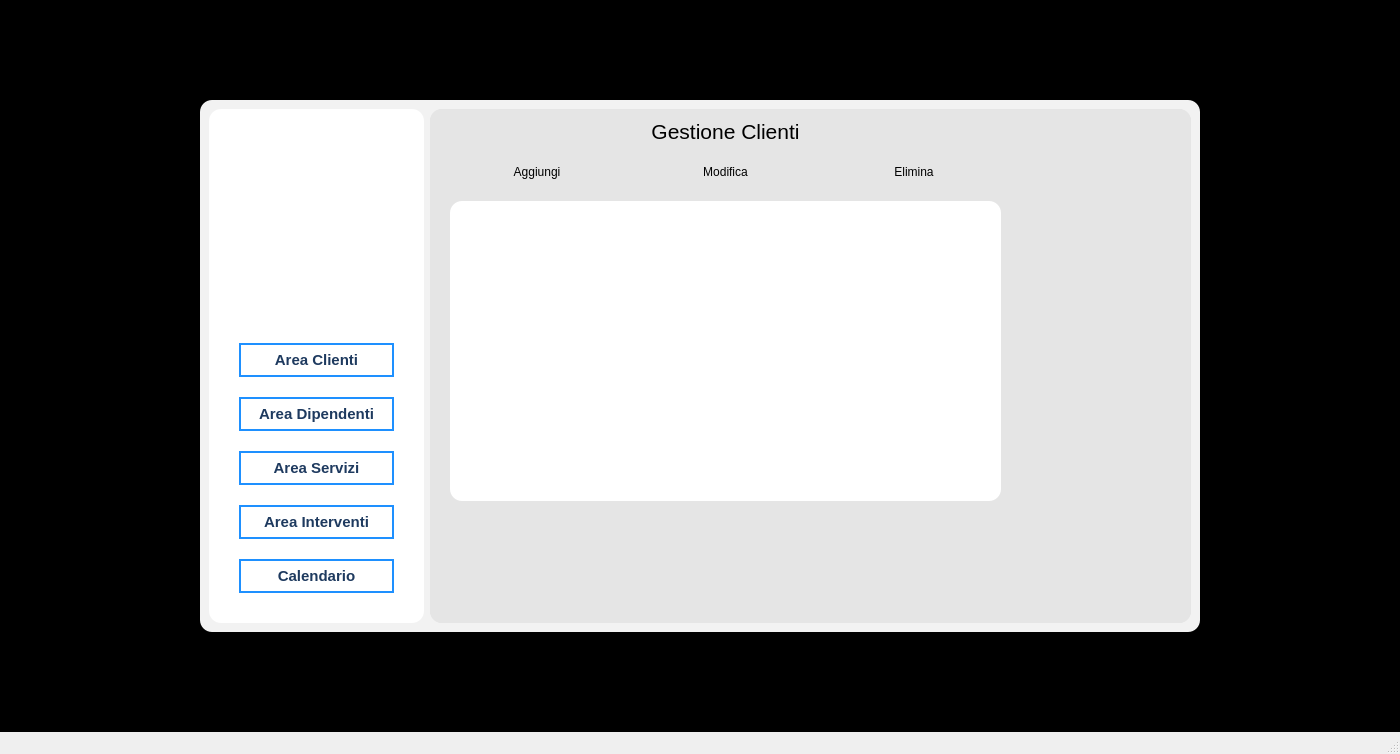
The window that ui/main_window.ui (Marcovale22/Gestione_pulizie) describes before a commit, drawn with Qt 5.
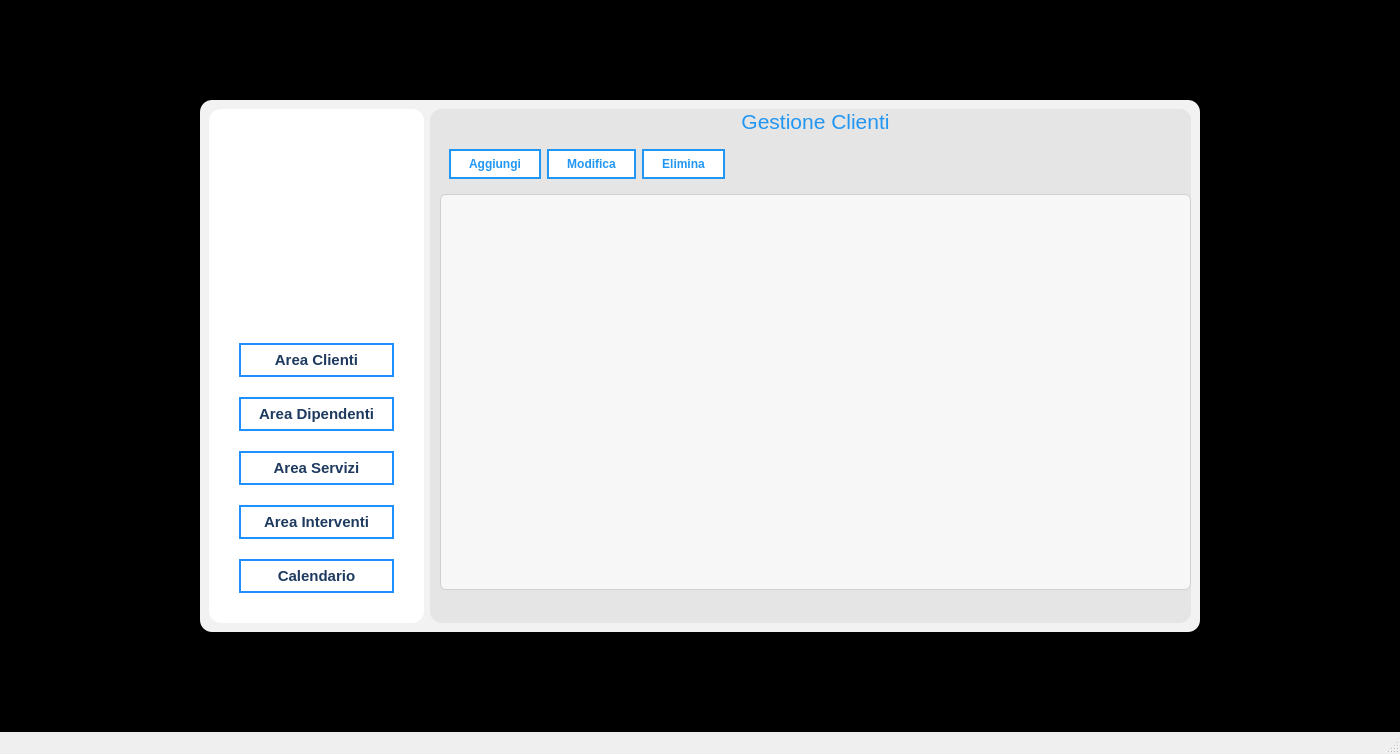
The same window after the commit.

Commit message: aggiornata schermata clienti

```diff
--- a/ui/main_window.ui
+++ b/ui/main_window.ui
@@ -10,6 +10,12 @@
     <height>754</height>
    </rect>
   </property>
+  <property name="sizePolicy">
+   <sizepolicy hsizetype="Preferred" vsizetype="Expanding">
+    <horstretch>0</horstretch>
+    <verstretch>0</verstretch>
+   </sizepolicy>
+  </property>
   <property name="minimumSize">
    <size>
     <width>1400</width>
@@ -23,7 +29,7 @@
    <property name="styleSheet">
     <string notr="true">background-color: Black;</string>
    </property>
-   <layout class="QVBoxLayout" name="verticalLayout_3">
+   <layout class="QVBoxLayout" name="verticalLayout_2">
     <property name="leftMargin">
      <number>200</number>
     </property>
@@ -64,6 +70,12 @@
        <property name="leftMargin">
         <number>9</number>
        </property>
+       <property name="topMargin">
+        <number>9</number>
+       </property>
+       <property name="rightMargin">
+        <number>9</number>
+       </property>
        <item>
         <widget class="QWidget" name="sidebar" native="true">
          <property name="minimumSize">
@@ -220,13 +232,13 @@
           <widget class="QWidget" name="">
            <property name="geometry">
             <rect>
-             <x>20</x>
-             <y>10</y>
-             <width>551</width>
-             <height>382</height>
+             <x>10</x>
+             <y>0</y>
+             <width>751</width>
+             <height>481</height>
             </rect>
            </property>
-           <layout class="QVBoxLayout" name="verticalLayout_2" stretch="0,1,0">
+           <layout class="QVBoxLayout" name="verticalLayout_3" stretch="0,0,0">
             <item>
              <widget class="QLabel" name="lblClientiTitle">
               <property name="font">
@@ -235,33 +247,44 @@
                </font>
               </property>
               <property name="styleSheet">
-               <string notr="true">color: Black;</string>
+               <string notr="true">QLabel{
+	color: #2196F3;
+	font-size:3rem;
+}
+
+</string>
               </property>
               <property name="text">
                <string>Gestione Clienti</string>
               </property>
               <property name="alignment">
-               <set>Qt::AlignmentFlag::AlignHCenter|Qt::AlignmentFlag::AlignTop</set>
+               <set>Qt::AlignmentFlag::AlignCenter</set>
               </property>
              </widget>
             </item>
             <item>
              <widget class="QWidget" name="widget" native="true">
               <property name="styleSheet">
-               <string notr="true">QPushButton{
-	color : black;
-}</string>
+               <string notr="true">QPushButton {
+    background-color: white;
+    color: #2196F3;
+    border: 2px solid #2196F3;
+    border-radius: 18px;
+    padding: 6px 18px;
+    font-weight: bold;
+}
+
+QPushButton:hover {
+    background-color: #E3F2FD;
+}
+
+QPushButton:pressed {
+    background-color: #2196F3;
+    color: white;
+}
+</string>
               </property>
               <layout class="QHBoxLayout" name="horizontalLayout">
-               <property name="spacing">
-                <number>15</number>
-               </property>
-               <property name="leftMargin">
-                <number>0</number>
-               </property>
-               <property name="rightMargin">
-                <number>0</number>
-               </property>
                <item>
                 <widget class="QPushButton" name="btnClienteAggiungi">
                  <property name="text">
@@ -283,35 +306,86 @@
                  </property>
                 </widget>
                </item>
+               <item>
+                <spacer name="horizontalSpacer">
+                 <property name="orientation">
+                  <enum>Qt::Orientation::Horizontal</enum>
+                 </property>
+                 <property name="sizeHint" stdset="0">
+                  <size>
+                   <width>40</width>
+                   <height>20</height>
+                  </size>
+                 </property>
+                </spacer>
+               </item>
               </layout>
              </widget>
             </item>
             <item>
              <widget class="QTableWidget" name="tableClienti">
-              <property name="minimumSize">
-               <size>
-                <width>0</width>
-                <height>300</height>
-               </size>
+              <property name="sizePolicy">
+               <sizepolicy hsizetype="Preferred" vsizetype="Expanding">
+                <horstretch>0</horstretch>
+                <verstretch>0</verstretch>
+               </sizepolicy>
               </property>
               <property name="styleSheet">
                <string notr="true">QTableWidget {
-    background-color: #ffffff;
-    color: #222222;                  /* testo nero */
-    gridline-color: #dddddd;
-    selection-background-color: #1E90FF;
-    selection-color: #ffffff;
+    background-color: #f7f7f7;
+    border: 1px solid #d0d0d0;
+    border-radius: 6px;
+    gridline-color: #d0d0d0;
+    font-size: 14px;
+    selection-background-color: #cfe3ff;
+    selection-color: #000;
+	color: black;
 }
 
 QHeaderView::section {
-    background-color: #f5f5f5;       /* grigio chiaro */
-    color: #222222;                  /* testo nero */
+    background-color: #e6e6e6;
+    padding: 6px;
+    border: 1px solid #d0d0d0;
     font-weight: bold;
+    font-size: 14px;
+	color:black;
+}
+
+QTableWidget::item {
     padding: 4px;
-    border: none;
-    border-bottom: 1px solid #dddddd;
 }
 
+QScrollBar:vertical {
+    background: #f0f0f0;
+    width: 12px;
+    margin: 0px;
+}
+
+QScrollBar::handle:vertical {
+    background: #c5c5c5;
+    border-radius: 6px;
+}
+
+QScrollBar::add-line:vertical,
+QScrollBar::sub-line:vertical {
+    height: 0px;
+}
+
+QScrollBar:horizontal {
+    background: #f0f0f0;
+    height: 12px;
+    margin: 0px;
+}
+
+QScrollBar::handle:horizontal {
+    background: #c5c5c5;
+    border-radius: 6px;
+}
+
+QScrollBar::add-line:horizontal,
+QScrollBar::sub-line:horizontal {
+    width: 0px;
+}
 </string>
               </property>
              </widget>
```
Left out of the diff: 2 changed lines with no effect on the pictures. The commit also changes 2 other files.
